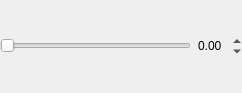
Old version of the form src/airunner/widgets/slider/templates/slider.ui in the repository Capsize-Games/airunner.
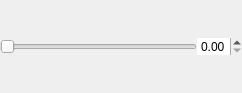
New version of the form.

Commit message: modifies some styles and adds initial qss style sheet

Patch:
```diff
--- a/src/airunner/widgets/slider/templates/slider.ui
+++ b/src/airunner/widgets/slider/templates/slider.ui
@@ -13,6 +13,9 @@
   <property name="windowTitle">
    <string>Form</string>
   </property>
+  <property name="styleSheet">
+   <string notr="true"/>
+  </property>
   <layout class="QGridLayout" name="gridLayout">
    <property name="leftMargin">
     <number>0</number>
@@ -40,6 +43,9 @@
      <property name="autoFillBackground">
       <bool>false</bool>
      </property>
+     <property name="styleSheet">
+      <string notr="true"/>
+     </property>
      <property name="maximum">
       <number>100</number>
      </property>
@@ -60,7 +66,7 @@
       </sizepolicy>
      </property>
      <property name="styleSheet">
-      <string notr="true">background-color: transparent;</string>
+      <string notr="true"/>
      </property>
      <property name="wrapping">
       <bool>false</bool>
```
Left out of the diff: 2 changed lines with no effect on the pictures. The commit also changes 20 other files.
